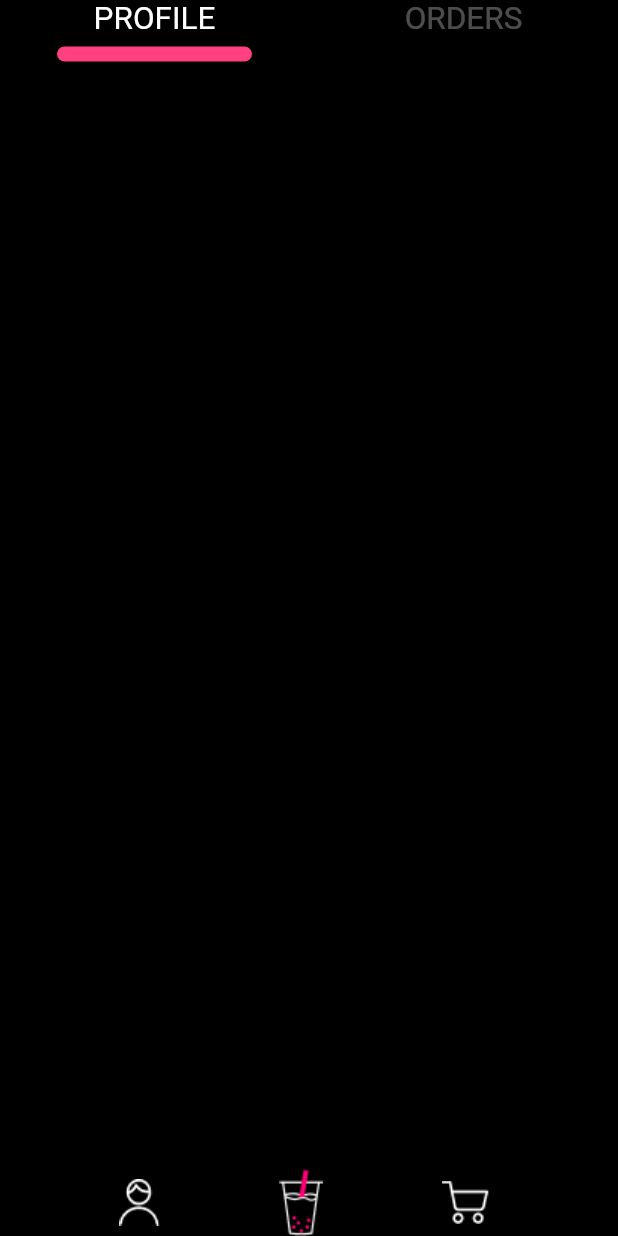
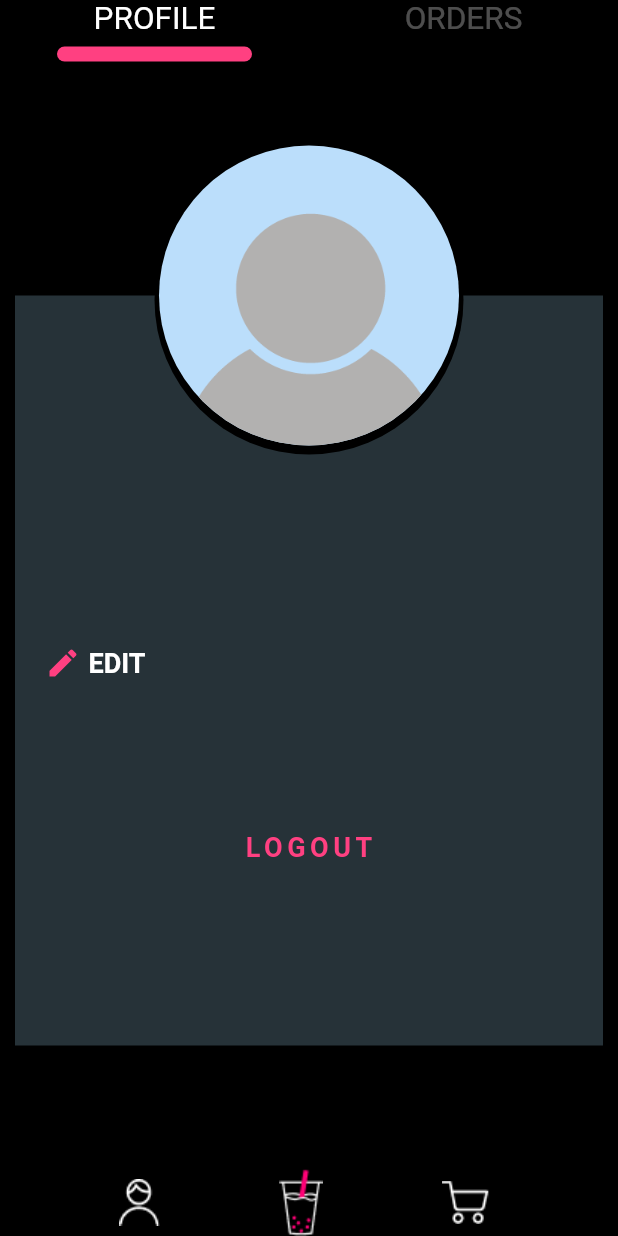
Before and after one commit to carlandrian/BobaMe, a Flutter app: the ProfileScreen screen opened directly, on a phone screen of 412 x 824 dp. Run offline on Flutter 3.47's test engine with Material 2 defaults, Android fonts, the phone set to English and light mode, and no system bars; our stand-ins replace cloud_firestore, firebase_auth, firebase_storage, font_awesome_flutter, page_transition; accounts and stored records are empty.

Commit message:
ProfileScreen implemented

```diff
--- a/lib/ui/product_screen.dart
+++ b/lib/ui/product_screen.dart
@@ -125,18 +125,14 @@ class _ProductScreenState extends State<ProductScreen> {
 }
 
 Future<Widget> _getFirebaseImage(url) async {
-  Image m;
+  Image image;
   await FirebaseStorage.instance
       .ref()
       .child(url)
       .getDownloadURL()
-      .then((value) => {m = Image.network(value.toString())});
+      .then((value) => {image = Image.network(value.toString())});
 
-  return m;
-}
-
-Future<Widget> _getCustomerInfo(context, email) async {
-//  await FirebaseStorage.instance.ref()
+  return image;
 }
 
 Future<Widget> _getProducts(context, firebaseDocument) async {
--- a/lib/ui/profile_screen.dart
+++ b/lib/ui/profile_screen.dart
@@ -20,6 +20,139 @@ class ProfileScreen extends StatelessWidget {
             button1DestScreenWidget: null,
             button2DestScreenWidget: OrdersScreen(),
           ),
+          Stack(
+            children: <Widget>[
+              Column(
+                children: <Widget>[
+                  Container(
+                    width: double.infinity,
+                    height: 150,
+                  ),
+                  Container(
+                    margin: EdgeInsets.symmetric(horizontal: 10),
+                    width: double.infinity,
+                    height: 500.0,
+                    color: Colors.blueGrey.shade900,
+                    child: Padding(
+                      padding: const EdgeInsets.symmetric(horizontal: 20.0),
+                      child: Column(
+                        crossAxisAlignment: CrossAxisAlignment.start,
+                        children: <Widget>[
+                          SizedBox(
+                            height: 100,
+                          ),
+                          Padding(
+                            padding: const EdgeInsets.symmetric(vertical: 10.0),
+                            child: Text(
+                              bobaCartModel.bobaCustomerInfo.firstName,
+                              style: TextStyle(
+                                  color: Colors.white,
+                                fontWeight: FontWeight.bold,
+                                fontSize: 18,
+                              ),
+                            ),
+                          ),
+                          Padding(
+                            padding: const EdgeInsets.symmetric(vertical: 10.0),
+                            child: Text(
+                                bobaCartModel.bobaCustomerInfo.lastName,
+                                style: TextStyle(
+                                    color: Colors.white,
+                                  fontWeight: FontWeight.bold,
+                                  fontSize: 18,
+                                ),
+                            ),
+                          ),
+                          Padding(
+                            padding: const EdgeInsets.symmetric(vertical: 10.0),
+                            child: Text(
+                                bobaCartModel.bobaCustomerInfo.email,
+                                style: TextStyle(
+                                    color: Colors.white,
+                                  fontWeight: FontWeight.bold,
+                                  fontSize: 18,
+                                ),
+                              ),
+                          ),
+                          Padding(
+                            padding: const EdgeInsets.symmetric(vertical: 10.0),
+                            child: Row(
+                              children: <Widget>[
+                                InkWell(
+                                  child: Icon(
+                                    Icons.mode_edit,
+                                    color: Colors.pinkAccent,
+                                  ),
+                                  onTap: () {
+                                    // TODO: Implement Edit Profile
+                                    debugPrint("Edit Profile clicked");
+                                  },
+                                ),
+                                SizedBox(
+                                  width: 5,
+                                ),
+                                Text(
+                                  "EDIT",
+                                  style: TextStyle(
+                                    color: Colors.white,
+                                    fontWeight: FontWeight.bold,
+                                    fontSize: 18,
+                                  ),
+                                ),
+                              ],
+                            ),
+                          ),
+                          SizedBox(
+                            height: 90,
+                          ),
+                          Container(
+                            alignment: Alignment.center,
+                            child: InkWell(
+                              onTap: () {
+                                // TODO: Implement LOGOUT
+                                debugPrint("user trying to logout");
+                              },
+                              child: Text(
+                                "LOGOUT",
+                                style: TextStyle(
+                                    fontWeight: FontWeight.bold,
+                                    fontSize: 18,
+                                    letterSpacing: 3,
+                                    color: Colors.pinkAccent
+                                ),
+                              ),
+                            ),
+                          )
+                        ],
+                      ),
+                    ),
+                  )
+                ],
+              ),
+              Padding(
+                padding: const EdgeInsets.only(top: 50),
+                child: Align(
+                  alignment: Alignment.topCenter,
+                  child: CircleAvatar(
+                    radius: 103.0,
+                    backgroundColor: Colors.black,
+                  ),
+                ),
+              ),
+              Padding(
+                padding: const EdgeInsets.only(top: 50),
+                child: Align(
+                  alignment: Alignment.topCenter,
+                  child: CircleAvatar(
+                    radius: 100.0,
+                    backgroundImage: AssetImage(
+                      "images/default_profile.png",
+                    ),
+                  ),
+                ),
+              ),
+            ],
+          )
         ],
       ),
       bottomNavigationBar: BobaNavigationBar(
```
Also changed, not shown: images/default_image.png (added), images/default_profile.png (added).
